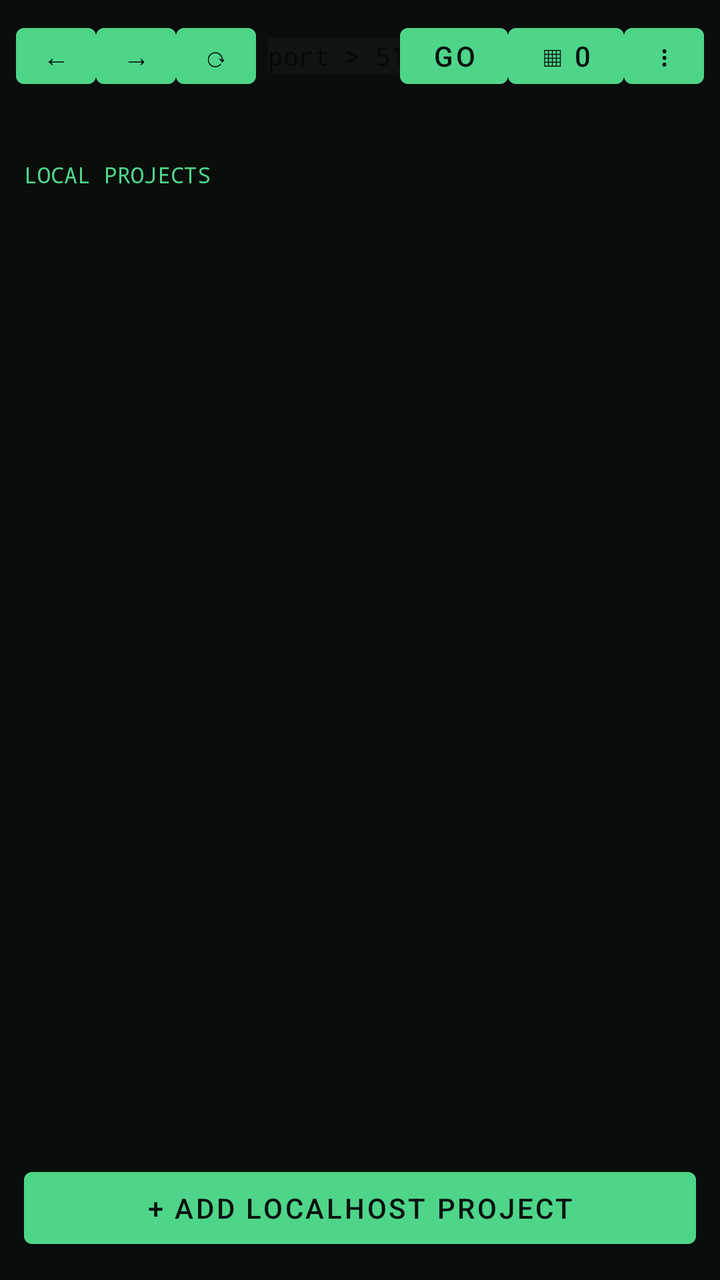
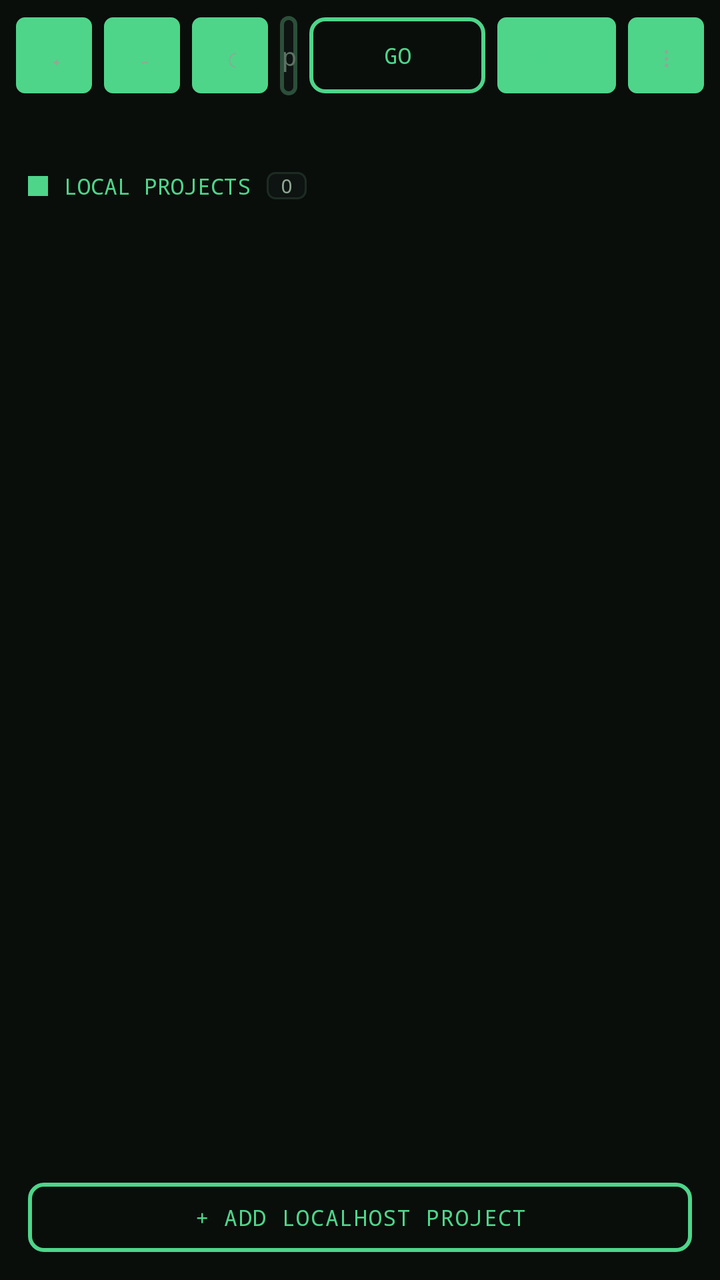

Two renders of the same Android screen: before a commit and after it. Below are the layout's source before the change and the commit's diff.
<!-- AndroidManifest.xml: application theme Theme.LocalView -->
<!-- res/layout/activity_local.xml -->
<?xml version="1.0" encoding="utf-8"?>
<LinearLayout xmlns:android="http://schemas.android.com/apk/res/android"
    android:layout_width="match_parent"
    android:layout_height="match_parent"
    android:background="@color/lv_bg"
    android:orientation="vertical">

    <LinearLayout
        android:id="@+id/chrome"
        android:layout_width="match_parent"
        android:layout_height="wrap_content"
        android:background="@color/lv_bg"
        android:gravity="center_vertical"
        android:orientation="horizontal"
        android:padding="8dp">

        <Button
            android:id="@+id/btnBack"
            android:layout_width="40dp"
            android:layout_height="40dp"
            android:minWidth="0dp"
            android:text="←" />

        <Button
            android:id="@+id/btnFwd"
            android:layout_width="40dp"
            android:layout_height="40dp"
            android:minWidth="0dp"
            android:text="→" />

        <Button
            android:id="@+id/btnReload"
            android:layout_width="40dp"
            android:layout_height="40dp"
            android:minWidth="0dp"
            android:text="⟳" />

        <EditText
            android:id="@+id/urlBar"
            android:layout_width="0dp"
            android:layout_height="wrap_content"
            android:layout_marginStart="6dp"
            android:layout_weight="1"
            android:fontFamily="monospace"
            android:hint="port > 5173"
            android:imeOptions="actionGo"
            android:inputType="textUri"
            android:singleLine="true"
            android:textSize="13sp" />

        <Button
            android:id="@+id/btnGo"
            android:layout_width="wrap_content"
            android:layout_height="40dp"
            android:minWidth="0dp"
            android:text="Go" />

        <Button
            android:id="@+id/btnTabs"
            android:layout_width="wrap_content"
            android:layout_height="40dp"
            android:minWidth="48dp"
            android:text="▦ 0" />

        <Button
            android:id="@+id/btnMenu"
            android:layout_width="40dp"
            android:layout_height="40dp"
            android:minWidth="0dp"
            android:text="⋮" />
    </LinearLayout>

    <HorizontalScrollView
        android:layout_width="match_parent"
        android:layout_height="wrap_content"
        android:scrollbars="none">

        <LinearLayout
            android:id="@+id/tabStrip"
            android:layout_width="wrap_content"
            android:layout_height="wrap_content"
            android:orientation="horizontal"
            android:padding="6dp" />
    </HorizontalScrollView>

    <FrameLayout
        android:layout_width="match_parent"
        android:layout_height="0dp"
        android:layout_weight="1">

        <LinearLayout
            android:id="@+id/dashboard"
            android:layout_width="match_parent"
            android:layout_height="match_parent"
            android:orientation="vertical"
            android:padding="12dp">

            <TextView
                android:layout_width="wrap_content"
                android:layout_height="wrap_content"
                android:fontFamily="monospace"
                android:text="LOCAL PROJECTS"
                android:textColor="@color/lv_acc"
                android:textSize="11sp" />

            <androidx.recyclerview.widget.RecyclerView
                android:id="@+id/projectList"
                android:layout_width="match_parent"
                android:layout_height="0dp"
                android:layout_weight="1" />

            <Button
                android:id="@+id/btnAdd"
                android:layout_width="match_parent"
                android:layout_height="wrap_content"
                android:text="+ Add localhost project" />
        </LinearLayout>

        <com.localview.browser.LocalWebView
            android:id="@+id/web"
            android:layout_width="match_parent"
            android:layout_height="match_parent"
            android:visibility="gone" />
    </FrameLayout>

    <LinearLayout
        android:id="@+id/devbar"
        android:layout_width="match_parent"
        android:layout_height="wrap_content"
        android:orientation="vertical"
        android:padding="8dp"
        android:visibility="gone">

        <TextView
            android:id="@+id/statLine"
            android:layout_width="match_parent"
            android:layout_height="wrap_content"
            android:fontFamily="monospace"
            android:text="[SYS] idle"
            android:textSize="10sp" />

        <HorizontalScrollView
            android:layout_width="match_parent"
            android:layout_height="wrap_content"
            android:scrollbars="none">

            <LinearLayout
                android:id="@+id/portStrip"
                android:layout_width="wrap_content"
                android:layout_height="wrap_content"
                android:orientation="horizontal" />
        </HorizontalScrollView>

        <Button
            android:id="@+id/btnDevtools"
            android:layout_width="wrap_content"
            android:layout_height="wrap_content"
            android:text="DEVTOOLS [F12]" />
    </LinearLayout>
</LinearLayout>
<!-- resources referenced by this layout -->
<resources>
  <style name="Theme.LocalView" parent="Theme.MaterialComponents.DayNight.NoActionBar">
          <item name="colorPrimary">@color/lv_acc</item>
          <item name="colorOnPrimary">#07120C</item>
          <item name="android:windowBackground">@color/lv_bg</item>
          <item name="android:textColor">@color/lv_txt</item>
          <item name="android:editTextBackground">@color/lv_panel</item>
      </style>
  <!-- unchanged entries left out for length: 4 -->
</resources>

<!-- the commit's change to res/layout/activity_local.xml (unified diff, before → after) -->
@@ -16,57 +16,62 @@
 
         <Button
             android:id="@+id/btnBack"
-            android:layout_width="40dp"
-            android:layout_height="40dp"
-            android:minWidth="0dp"
+            style="@style/Widget.LocalView.NavKey"
+            android:layout_width="38dp"
+            android:layout_height="38dp"
             android:text="←" />
 
         <Button
             android:id="@+id/btnFwd"
-            android:layout_width="40dp"
-            android:layout_height="40dp"
-            android:minWidth="0dp"
+            style="@style/Widget.LocalView.NavKey"
+            android:layout_width="38dp"
+            android:layout_height="38dp"
+            android:layout_marginStart="6dp"
             android:text="→" />
 
         <Button
             android:id="@+id/btnReload"
-            android:layout_width="40dp"
-            android:layout_height="40dp"
-            android:minWidth="0dp"
+            style="@style/Widget.LocalView.NavKey"
+            android:layout_width="38dp"
+            android:layout_height="38dp"
+            android:layout_marginStart="6dp"
             android:text="⟳" />
 
         <EditText
             android:id="@+id/urlBar"
+            style="@style/Widget.LocalView.UrlBar"
             android:layout_width="0dp"
             android:layout_height="wrap_content"
             android:layout_marginStart="6dp"
+            android:layout_marginEnd="6dp"
             android:layout_weight="1"
-            android:fontFamily="monospace"
             android:hint="port > 5173"
             android:imeOptions="actionGo"
             android:inputType="textUri"
-            android:singleLine="true"
-            android:textSize="13sp" />
+            android:singleLine="true" />
 
         <Button
             android:id="@+id/btnGo"
+            style="@style/Widget.LocalView.GhostButton"
             android:layout_width="wrap_content"
-            android:layout_height="40dp"
-            android:minWidth="0dp"
+            android:layout_height="38dp"
             android:text="Go" />
 
         <Button
             android:id="@+id/btnTabs"
+            style="@style/Widget.LocalView.NavKey"
             android:layout_width="wrap_content"
-            android:layout_height="40dp"
-            android:minWidth="48dp"
-            android:text="▦ 0" />
+            android:layout_height="38dp"
+            android:layout_marginStart="6dp"
+            android:text="▦ 0"
+            android:textColor="@color/lv_acc" />
 
         <Button
             android:id="@+id/btnMenu"
-            android:layout_width="40dp"
-            android:layout_height="40dp"
-            android:minWidth="0dp"
+            style="@style/Widget.LocalView.NavKey"
+            android:layout_width="38dp"
+            android:layout_height="38dp"
+            android:layout_marginStart="6dp"
             android:text="⋮" />
     </LinearLayout>
 
@@ -80,7 +85,7 @@
             android:layout_width="wrap_content"
             android:layout_height="wrap_content"
             android:orientation="horizontal"
-            android:padding="6dp" />
+            android:padding="8dp" />
     </HorizontalScrollView>
 
     <FrameLayout
@@ -93,26 +98,55 @@
             android:layout_width="match_parent"
             android:layout_height="match_parent"
             android:orientation="vertical"
-            android:padding="12dp">
+            android:padding="14dp">
 
-            <TextView
-                android:layout_width="wrap_content"
+            <LinearLayout
+                android:layout_width="match_parent"
                 android:layout_height="wrap_content"
-                android:fontFamily="monospace"
-                android:text="LOCAL PROJECTS"
-                android:textColor="@color/lv_acc"
-                android:textSize="11sp" />
+                android:gravity="center_vertical"
+                android:orientation="horizontal">
+
+                <View
+                    android:layout_width="10dp"
+                    android:layout_height="10dp"
+                    android:background="@color/lv_acc" />
+
+                <TextView
+                    android:layout_width="wrap_content"
+                    android:layout_height="wrap_content"
+                    android:layout_marginStart="8dp"
+                    android:fontFamily="monospace"
+                    android:text="LOCAL PROJECTS"
+                    android:textColor="@color/lv_acc"
+                    android:textSize="11sp" />
+
+                <TextView
+                    android:id="@+id/projCount"
+                    android:layout_width="wrap_content"
+                    android:layout_height="wrap_content"
+                    android:layout_marginStart="8dp"
+                    android:background="@drawable/lv_chip"
+                    android:fontFamily="monospace"
+                    android:paddingLeft="7dp"
+                    android:paddingRight="7dp"
+                    android:text="0"
+                    android:textColor="@color/lv_mut"
+                    android:textSize="10sp" />
+            </LinearLayout>
 
             <androidx.recyclerview.widget.RecyclerView
                 android:id="@+id/projectList"
                 android:layout_width="match_parent"
                 android:layout_height="0dp"
+                android:layout_marginTop="8dp"
                 android:layout_weight="1" />
 
             <Button
                 android:id="@+id/btnAdd"
+                style="@style/Widget.LocalView.GhostButton"
                 android:layout_width="match_parent"
                 android:layout_height="wrap_content"
+                android:layout_marginTop="8dp"
                 android:text="+ Add localhost project" />
         </LinearLayout>
 
@@ -127,8 +161,9 @@
         android:id="@+id/devbar"
         android:layout_width="match_parent"
         android:layout_height="wrap_content"
+        android:background="@color/lv_bg"
         android:orientation="vertical"
-        android:padding="8dp"
+        android:padding="10dp"
         android:visibility="gone">
 
         <TextView
@@ -137,11 +172,13 @@
             android:layout_height="wrap_content"
             android:fontFamily="monospace"
             android:text="[SYS] idle"
+            android:textColor="@color/lv_mut"
             android:textSize="10sp" />
 
         <HorizontalScrollView
             android:layout_width="match_parent"
             android:layout_height="wrap_content"
+            android:layout_marginTop="6dp"
             android:scrollbars="none">
 
             <LinearLayout
@@ -153,8 +190,10 @@
 
         <Button
             android:id="@+id/btnDevtools"
+            style="@style/Widget.LocalView.GhostButton"
             android:layout_width="wrap_content"
             android:layout_height="wrap_content"
+            android:layout_marginTop="8dp"
             android:text="DEVTOOLS [F12]" />
     </LinearLayout>
 </LinearLayout>
<!-- resource entries referenced after the edit -->
@@ -1,12 +1,92 @@
 <!-- resources referenced by this layout -->
 <resources>
-  <style name="Theme.LocalView" parent="Theme.MaterialComponents.DayNight.NoActionBar">
+  <color name="lv_mut">#8FA895</color>
+  <!-- drawable lv_chip (drawable) -->
+  <?xml version="1.0" encoding="utf-8"?>
+  <shape xmlns:android="http://schemas.android.com/apk/res/android" android:shape="rectangle">
+      <solid android:color="@color/lv_field" />
+      <stroke android:width="1dp" android:color="@color/lv_line_faint" />
+      <corners android:radius="4dp" />
+  </shape>
+  <style name="Widget.LocalView.GhostButton" parent="Widget.AppCompat.Button">
+          <item name="android:background">@drawable/lv_btn_ghost</item>
+          <item name="android:textColor">@color/lv_acc</item>
+          <item name="android:fontFamily">monospace</item>
+          <item name="android:textAllCaps">true</item>
+          <item name="android:textSize">11sp</item>
+          <item name="android:letterSpacing">0.05</item>
+          <item name="android:minHeight">0dp</item>
+          <item name="android:paddingLeft">12dp</item>
+          <item name="android:paddingRight">12dp</item>
+      </style>
+  <style name="Widget.LocalView.NavKey" parent="Widget.AppCompat.Button">
+          <item name="android:background">@drawable/lv_chip</item>
+          <item name="android:textColor">@color/lv_mut</item>
+          <item name="android:fontFamily">monospace</item>
+          <item name="android:textSize">14sp</item>
+          <item name="android:minWidth">0dp</item>
+          <item name="android:minHeight">0dp</item>
+      </style>
+  <style name="Widget.LocalView.UrlBar" parent="Widget.AppCompat.EditText">
+          <item name="android:background">@drawable/lv_urlbar</item>
+          <item name="android:textColor">@color/lv_txt</item>
+          <item name="android:textColorHint">@color/lv_mut2</item>
+          <item name="android:fontFamily">monospace</item>
+          <item name="android:textSize">13sp</item>
+          <item name="android:padding">11dp</item>
+      </style>
+  <style name="Theme.LocalView" parent="Theme.MaterialComponents.NoActionBar">
           <item name="colorPrimary">@color/lv_acc</item>
-          <item name="colorOnPrimary">#07120C</item>
+          <item name="colorPrimaryVariant">@color/lv_acc_dim</item>
+          <item name="colorOnPrimary">@color/lv_ink</item>
+          <item name="colorSurface">@color/lv_panel</item>
+          <item name="colorOnSurface">@color/lv_txt</item>
           <item name="android:windowBackground">@color/lv_bg</item>
           <item name="android:textColor">@color/lv_txt</item>
-          <item name="android:editTextBackground">@color/lv_panel</item>
+          <item name="android:textColorHint">@color/lv_mut2</item>
+          <item name="alertDialogTheme">@style/Theme.LocalView.Dialog</item>
+          <item name="bottomSheetDialogTheme">@style/Theme.LocalView.BottomSheet</item>
       </style>
+  <color name="lv_field">#0E1411</color>
+  <color name="lv_line_faint">#1D2C23</color>
+  <!-- drawable lv_btn_ghost (drawable) -->
+  <?xml version="1.0" encoding="utf-8"?>
+  <shape xmlns:android="http://schemas.android.com/apk/res/android" android:shape="rectangle">
+      <solid android:color="@android:color/transparent" />
+      <stroke android:width="2dp" android:color="@color/lv_acc" />
+      <corners android:radius="7dp" />
+  </shape>
+  <!-- drawable lv_urlbar (drawable) -->
+  <?xml version="1.0" encoding="utf-8"?>
+  <shape xmlns:android="http://schemas.android.com/apk/res/android" android:shape="rectangle">
+      <solid android:color="@color/lv_field" />
+      <stroke android:width="2dp" android:color="@color/lv_line_dim" />
+      <corners android:radius="7dp" />
+  </shape>
+  <color name="lv_mut2">#5C7163</color>
+  <color name="lv_acc_dim">#2C7A52</color>
+  <color name="lv_ink">#07120C</color>
+  <style name="Theme.LocalView.Dialog" parent="ThemeOverlay.MaterialComponents.Dialog">
+          <item name="colorSurface">@color/lv_panel2</item>
+          <item name="android:textColor">@color/lv_txt</item>
+          <item name="buttonBarPositiveButtonStyle">@style/Widget.LocalView.GhostButton</item>
+          <item name="buttonBarNegativeButtonStyle">@style/Widget.LocalView.GhostButton</item>
+      </style>
+  <style name="Theme.LocalView.BottomSheet" parent="ThemeOverlay.MaterialComponents.BottomSheetDialog">
+          <item name="bottomSheetStyle">@style/Widget.LocalView.BottomSheet</item>
+      </style>
+  <color name="lv_line_dim">#2C4F3A</color>
+  <color name="lv_panel2">#141B17</color>
+  <style name="Widget.LocalView.BottomSheet" parent="Widget.MaterialComponents.BottomSheet.Modal">
+          <item name="android:background">@drawable/lv_card</item>
+      </style>
+  <!-- drawable lv_card (drawable) -->
+  <?xml version="1.0" encoding="utf-8"?>
+  <shape xmlns:android="http://schemas.android.com/apk/res/android" android:shape="rectangle">
+      <solid android:color="@color/lv_panel" />
+      <stroke android:width="1dp" android:color="@color/lv_line_faint" />
+      <corners android:radius="7dp" />
+  </shape>
   <!-- unchanged entries left out for length: 4 -->
 </resources>
 
